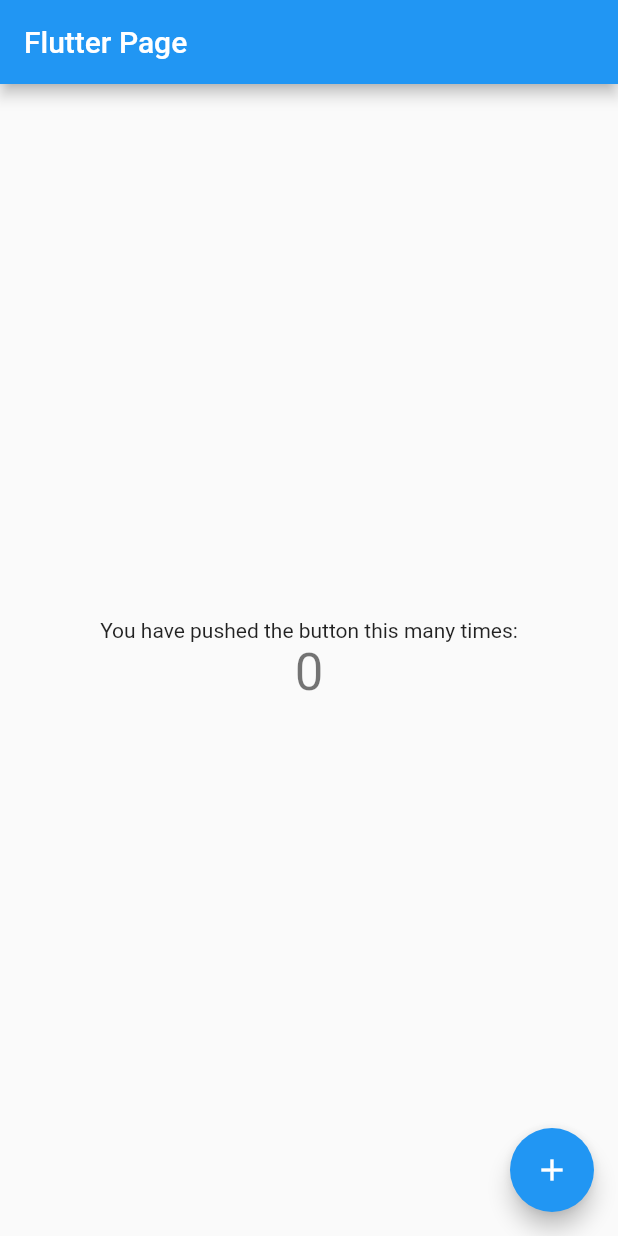
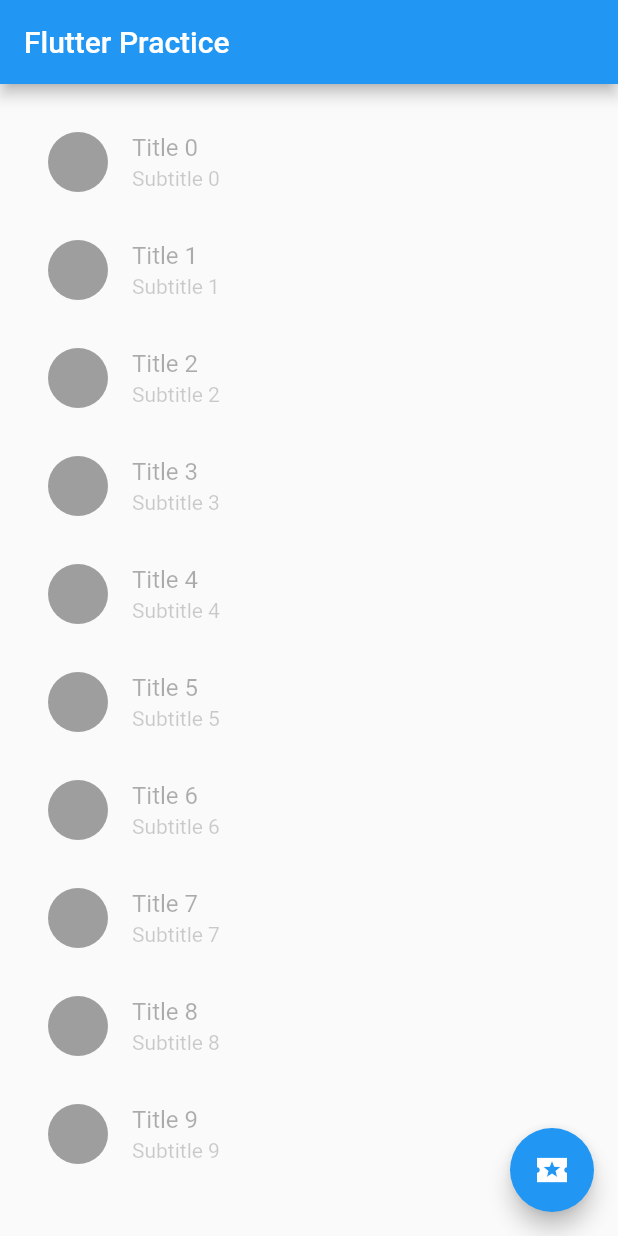
Before and after one commit to danper2213/flutter_practice, a Flutter app: the screen it shows after launch, on a phone screen of 412 x 824 dp. Run offline on Flutter 3.47's test engine with Material 2 defaults, Android fonts, the phone set to English and light mode, and no system bars; drawn by our look-alikes of shimmer.

Commit message:
Shimmer test with list builder

```diff
--- /dev/null
+++ b/lib/home.dart
@@ -0,0 +1,65 @@
+import 'package:flutter/material.dart';
+import 'package:shimmer/shimmer.dart';
+
+class Home extends StatefulWidget {
+  const Home({Key? key}) : super(key: key);
+
+  @override
+  State<Home> createState() => _HomeState();
+}
+
+class _HomeState extends State<Home> {
+  bool enableShimmer = true;
+  @override
+  Widget build(BuildContext context) {
+    return Scaffold(
+      appBar: AppBar(
+        title: const Text('Flutter Practice'),
+      ),
+      floatingActionButton: FloatingActionButton(
+        child: const Icon(Icons.local_activity_sharp),
+        onPressed: () {
+          setState(() {
+            enableShimmer = !enableShimmer;
+          });
+        },
+      ),
+      body: Container(
+        width: double.infinity,
+        padding: const EdgeInsets.symmetric(horizontal: 16.0, vertical: 16.0),
+        child: Column(
+          mainAxisSize: MainAxisSize.max,
+          children: [
+            Expanded(
+              child: enableShimmer
+                  ? Shimmer.fromColors(
+                      baseColor: Colors.grey[500]!,
+                      highlightColor: Colors.grey[100]!,
+                      child: ListView.builder(
+                        itemCount: 20,
+                        itemBuilder: (context, index) {
+                          return ListTile(
+                            title: Text('Title $index'),
+                            subtitle: Text('Subtitle $index'),
+                            leading: CircleAvatar(child: Text('$index')),
+                          );
+                        },
+                      ),
+                    )
+                  : ListView.builder(
+                      itemCount: 20,
+                      itemBuilder: (context, index) {
+                        return ListTile(
+                          title: Text('Title $index'),
+                          subtitle: Text('Subtitle $index'),
+                          leading: CircleAvatar(child: Text('$index')),
+                        );
+                      },
+                    ),
+            ),
+          ],
+        ),
+      ),
+    );
+  }
+}
--- a/lib/main.dart
+++ b/lib/main.dart
@@ -1,4 +1,5 @@
 import 'package:flutter/material.dart';
+import 'package:flutter_practice/home.dart';
 
 void main() {
   runApp(const MyApp());
@@ -7,109 +8,15 @@ void main() {
 class MyApp extends StatelessWidget {
   const MyApp({super.key});
 
-  // This widget is the root of your application.
   @override
   Widget build(BuildContext context) {
     return MaterialApp(
+      debugShowCheckedModeBanner: false,
       title: 'Flutter Demo',
       theme: ThemeData(
-        // This is the theme of your application.
-        //
-        // Try running your application with "flutter run". You'll see the
-        // application has a blue toolbar. Then, without quitting the app, try
-        // changing the primarySwatch below to Colors.green and then invoke
-        // "hot reload" (press "r" in the console where you ran "flutter run",
-        // or simply save your changes to "hot reload" in a Flutter IDE).
-        // Notice that the counter didn't reset back to zero; the application
-        // is not restarted.
         primarySwatch: Colors.blue,
       ),
-      home: const MyHomePage(title: 'Flutter Page'),
+      home: const Home(),
     );
   }
 }
-
-class MyHomePage extends StatefulWidget {
-  const MyHomePage({super.key, required this.title});
-
-  // This widget is the home page of your application. It is stateful, meaning
-  // that it has a State object (defined below) that contains fields that affect
-  // how it looks.
-
-  // This class is the configuration for the state. It holds the values (in this
-  // case the title) provided by the parent (in this case the App widget) and
-  // used by the build method of the State. Fields in a Widget subclass are
-  // always marked "final".
-
-  final String title;
-
-  @override
-  State<MyHomePage> createState() => _MyHomePageState();
-}
-
-class _MyHomePageState extends State<MyHomePage> {
-  int _counter = 0;
-
-  void _incrementCounter() {
-    setState(() {
-      // This call to setState tells the Flutter framework that something has
-      // changed in this State, which causes it to rerun the build method below
-      // so that the display can reflect the updated values. If we changed
-      // _counter without calling setState(), then the build method would not be
-      // called again, and so nothing would appear to happen.
-      _counter++;
-    });
-  }
-
-  @override
-  Widget build(BuildContext context) {
-    // This method is rerun every time setState is called, for instance as done
-    // by the _incrementCounter method above.
-    //
-    // The Flutter framework has been optimized to make rerunning build methods
-    // fast, so that you can just rebuild anything that needs updating rather
-    // than having to individually change instances of widgets.
-    return Scaffold(
-      appBar: AppBar(
-        // Here we take the value from the MyHomePage object that was created by
-        // the App.build method, and use it to set our appbar title.
-        title: Text(widget.title),
-      ),
-      body: Center(
-        // Center is a layout widget. It takes a single child and positions it
-        // in the middle of the parent.
-        child: Column(
-          // Column is also a layout widget. It takes a list of children and
-          // arranges them vertically. By default, it sizes itself to fit its
-          // children horizontally, and tries to be as tall as its parent.
-          //
-          // Invoke "debug painting" (press "p" in the console, choose the
-          // "Toggle Debug Paint" action from the Flutter Inspector in Android
-          // Studio, or the "Toggle Debug Paint" command in Visual Studio Code)
-          // to see the wireframe for each widget.
-          //
-          // Column has various properties to control how it sizes itself and
-          // how it positions its children. Here we use mainAxisAlignment to
-          // center the children vertically; the main axis here is the vertical
-          // axis because Columns are vertical (the cross axis would be
-          // horizontal).
-          mainAxisAlignment: MainAxisAlignment.center,
-          children: <Widget>[
-            const Text(
-              'You have pushed the button this many times:',
-            ),
-            Text(
-              '$_counter',
-              style: Theme.of(context).textTheme.headline4,
-            ),
-          ],
-        ),
-      ),
-      floatingActionButton: FloatingActionButton(
-        onPressed: _incrementCounter,
-        tooltip: 'Increment',
-        child: const Icon(Icons.add),
-      ), // This trailing comma makes auto-formatting nicer for build methods.
-    );
-  }
-}
--- a/pubspec.yaml
+++ b/pubspec.yaml
@@ -36,6 +36,7 @@ dependencies:
   # The following adds the Cupertino Icons font to your application.
   # Use with the CupertinoIcons class for iOS style icons.
   cupertino_icons: ^1.0.2
+  shimmer: ^2.0.0
 
 dev_dependencies:
   flutter_test:
```
Also changed, not shown: pubspec.lock.
